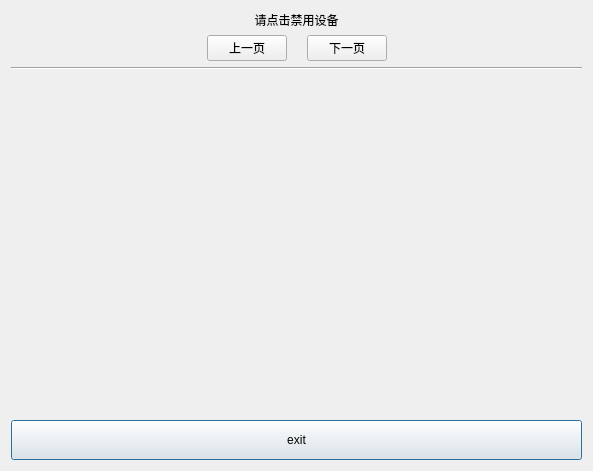
First picture: the form in ui/forbiddevdialog.ui, repository niuyuxin/touchScreen, before the edit.
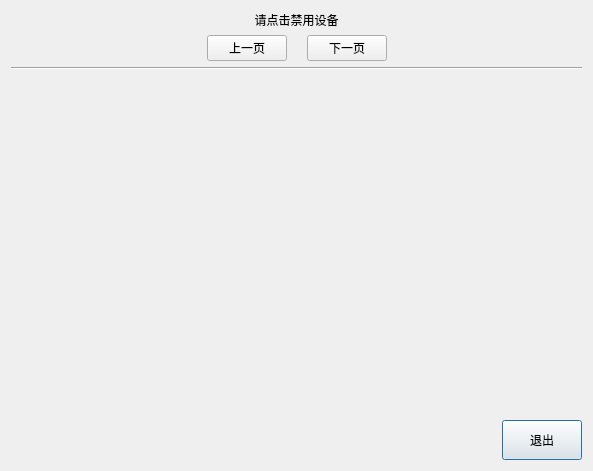
Second picture: the form after the edit.

Patch:
```diff
--- a/ui/forbiddevdialog.ui
+++ b/ui/forbiddevdialog.ui
@@ -128,6 +128,21 @@
     </widget>
    </item>
    <item>
+    <layout class="QHBoxLayout" name="horizontalLayout_2">
+     <item>
+      <spacer name="horizontalSpacer_3">
+       <property name="orientation">
+        <enum>Qt::Horizontal</enum>
+       </property>
+       <property name="sizeHint" stdset="0">
+        <size>
+         <width>40</width>
+         <height>20</height>
+        </size>
+       </property>
+      </spacer>
+     </item>
+     <item>
     <widget class="QPushButton" name="forbidDevExitPushButton">
      <property name="sizePolicy">
       <sizepolicy hsizetype="Minimum" vsizetype="Preferred">
@@ -141,13 +156,21 @@
        <height>40</height>
       </size>
      </property>
+       <property name="maximumSize">
+        <size>
+         <width>200</width>
+         <height>16777215</height>
+        </size>
+       </property>
      <property name="text">
-      <string>exit</string>
+        <string>退出</string>
      </property>
      <property name="default">
       <bool>true</bool>
      </property>
     </widget>
+     </item>
+    </layout>
    </item>
   </layout>
  </widget>
```
Lines whose indentation alone changed are shown as unchanged.
